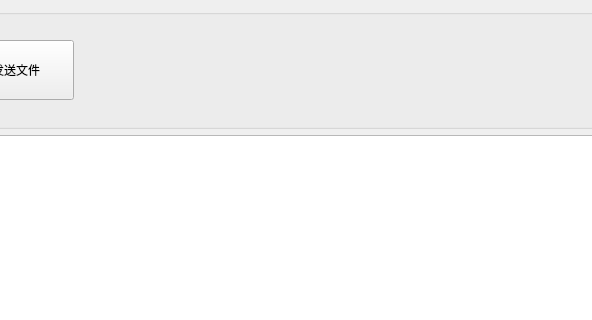
Qt form windows/source_code/windows_clipboard/test-server/mainwindow.ui (yanfuxiong/DataSharing) before a commit; both pictures show x 379 to 971 and y 0 to 320 of the 1241 by 610 pixel window.
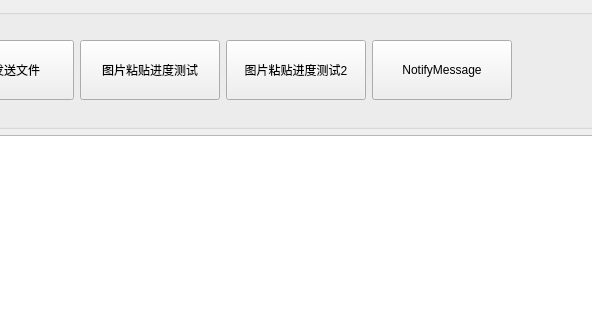
The same form after that commit.

```diff
--- a/windows/source_code/windows_clipboard/test-server/mainwindow.ui
+++ b/windows/source_code/windows_clipboard/test-server/mainwindow.ui
@@ -114,6 +114,81 @@
          </property>
         </widget>
        </item>
+       <item>
+        <widget class="QPushButton" name="image_paste_progress">
+         <property name="sizePolicy">
+          <sizepolicy hsizetype="Fixed" vsizetype="Fixed">
+           <horstretch>0</horstretch>
+           <verstretch>0</verstretch>
+          </sizepolicy>
+         </property>
+         <property name="minimumSize">
+          <size>
+           <width>140</width>
+           <height>60</height>
+          </size>
+         </property>
+         <property name="maximumSize">
+          <size>
+           <width>140</width>
+           <height>60</height>
+          </size>
+         </property>
+         <property name="text">
+          <string>图片粘贴进度测试</string>
+         </property>
+        </widget>
+       </item>
+       <item>
+        <widget class="QPushButton" name="image_paste_progress_2">
+         <property name="sizePolicy">
+          <sizepolicy hsizetype="Fixed" vsizetype="Fixed">
+           <horstretch>0</horstretch>
+           <verstretch>0</verstretch>
+          </sizepolicy>
+         </property>
+         <property name="minimumSize">
+          <size>
+           <width>140</width>
+           <height>60</height>
+          </size>
+         </property>
+         <property name="maximumSize">
+          <size>
+           <width>140</width>
+           <height>60</height>
+          </size>
+         </property>
+         <property name="text">
+          <string>图片粘贴进度测试2</string>
+         </property>
+        </widget>
+       </item>
+       <item>
+        <widget class="QPushButton" name="notify_message">
+         <property name="sizePolicy">
+          <sizepolicy hsizetype="Fixed" vsizetype="Fixed">
+           <horstretch>0</horstretch>
+           <verstretch>0</verstretch>
+          </sizepolicy>
+         </property>
+         <property name="minimumSize">
+          <size>
+           <width>140</width>
+           <height>60</height>
+          </size>
+         </property>
+         <property name="maximumSize">
+          <size>
+           <width>140</width>
+           <height>60</height>
+          </size>
+         </property>
+         <property name="text">
+          <string>NotifyMessage</string>
+         </property>
+        </widget>
+       </item>
        <item>
         <spacer name="horizontalSpacer">
          <property name="orientation">
```
